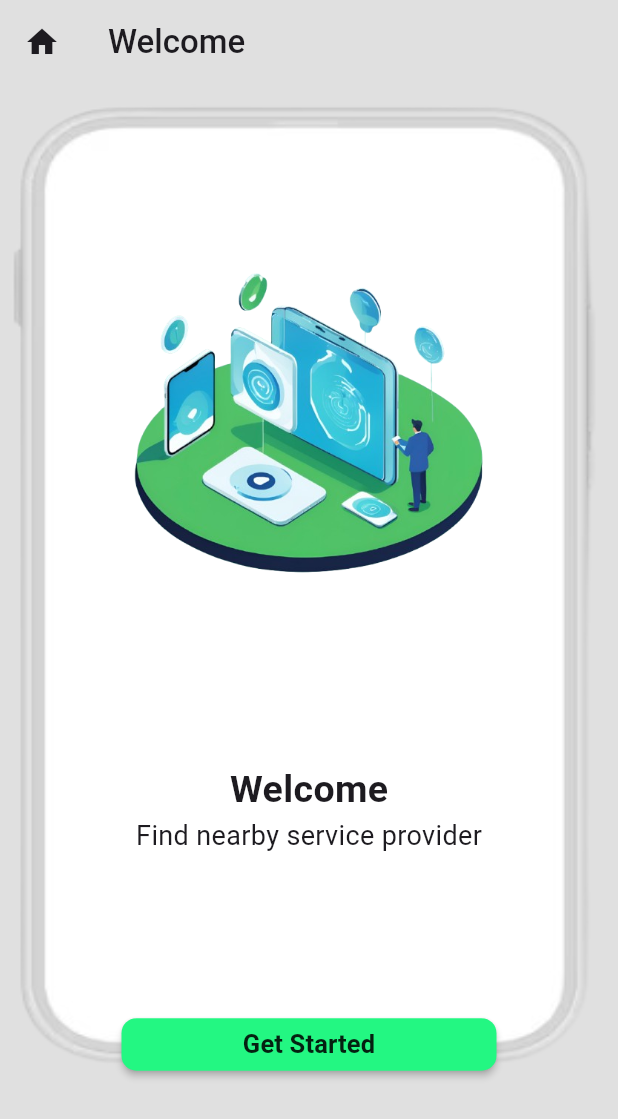
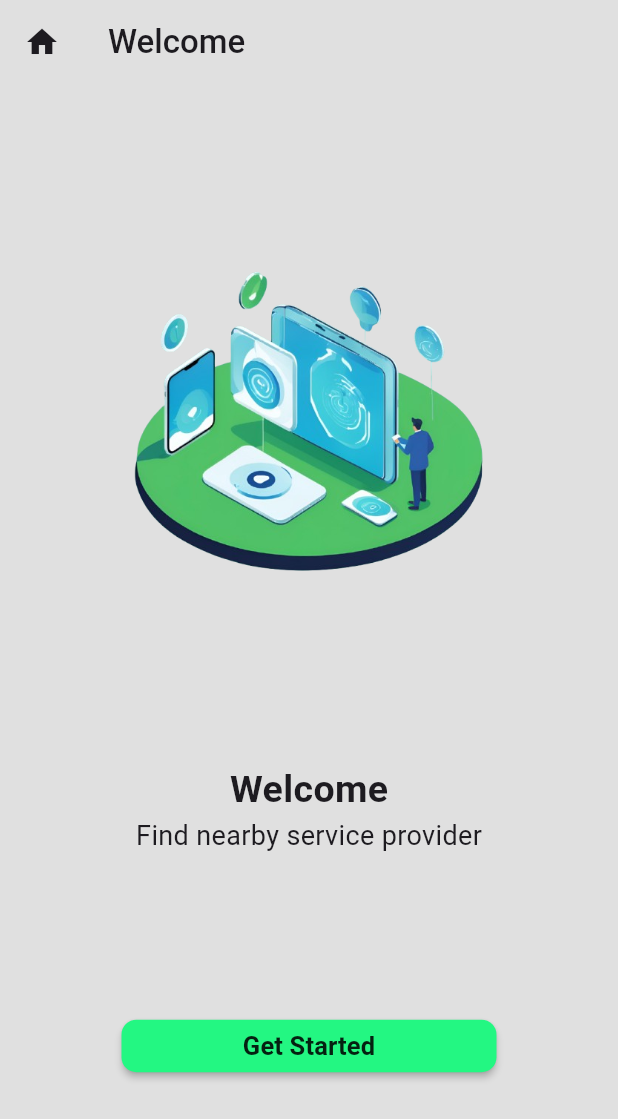
Before and after one commit to Talhahussain22/Service-Nest, a Flutter app: the screen it shows after launch, on a phone screen of 412 x 824 dp. Shown: the top 1119 px of the screen. Run offline on Flutter 3.47's test engine with Material 3 defaults, Android fonts, the phone set to English and light mode, and no system bars.

Commit message:
Modify welcome page

```diff
--- a/lib/WelcomePage.dart
+++ b/lib/WelcomePage.dart
@@ -11,37 +11,23 @@ class Welcomepage extends StatefulWidget {
 }
 
 class _ManageState extends State<Welcomepage> {
-  double? _deviceWidth;
-  double? _deviceHeight;
   @override
   Widget build(BuildContext context) {
-    _deviceWidth = MediaQuery.of(context).size.width;
-    _deviceHeight = MediaQuery.of(context).size.height;
     return Scaffold(
-      backgroundColor: Colors.grey[300],
+      backgroundColor: Colors.grey[300], // Use plain color if you remove image
       appBar: AppBar(
         backgroundColor: Colors.transparent,
         title: const Text("Welcome",
             style: TextStyle(fontWeight: FontWeight.w500)),
         leading: const Icon(Icons.home),
       ),
-      body: Container(
-        margin: const EdgeInsets.all(2),
-        child: Stack(
-          children: [
-            Image.asset(
-              "Assets/whitebakcground.png",
-              width: _deviceWidth,
-              height: _deviceHeight! * 0.8,
-              fit: BoxFit.fill,
-            ),
-            Column(
+      body: Column(
         mainAxisAlignment: MainAxisAlignment.spaceEvenly,
         children: [
           Center(
             child: Image.asset(
               "Assets/avatar.png",
-                    width: _deviceWidth! * 0.6,
+              width: MediaQuery.of(context).size.width * 0.6,
               alignment: Alignment.center,
             ),
           ),
@@ -49,8 +35,7 @@ class _ManageState extends State<Welcomepage> {
             children: [
               Text(
                 "Welcome",
-                      style:
-                          TextStyle(fontSize: 25, fontWeight: FontWeight.bold),
+                style: TextStyle(fontSize: 25, fontWeight: FontWeight.bold),
               ),
               Text(
                 "Find nearby service provider",
@@ -79,11 +64,8 @@ class _ManageState extends State<Welcomepage> {
                 ),
               ),
             ),
-                )
+          ),
         ],
-            )
-          ],
-        ),
       ),
     );
   }
```
Lines whose indentation alone changed are shown as unchanged.
